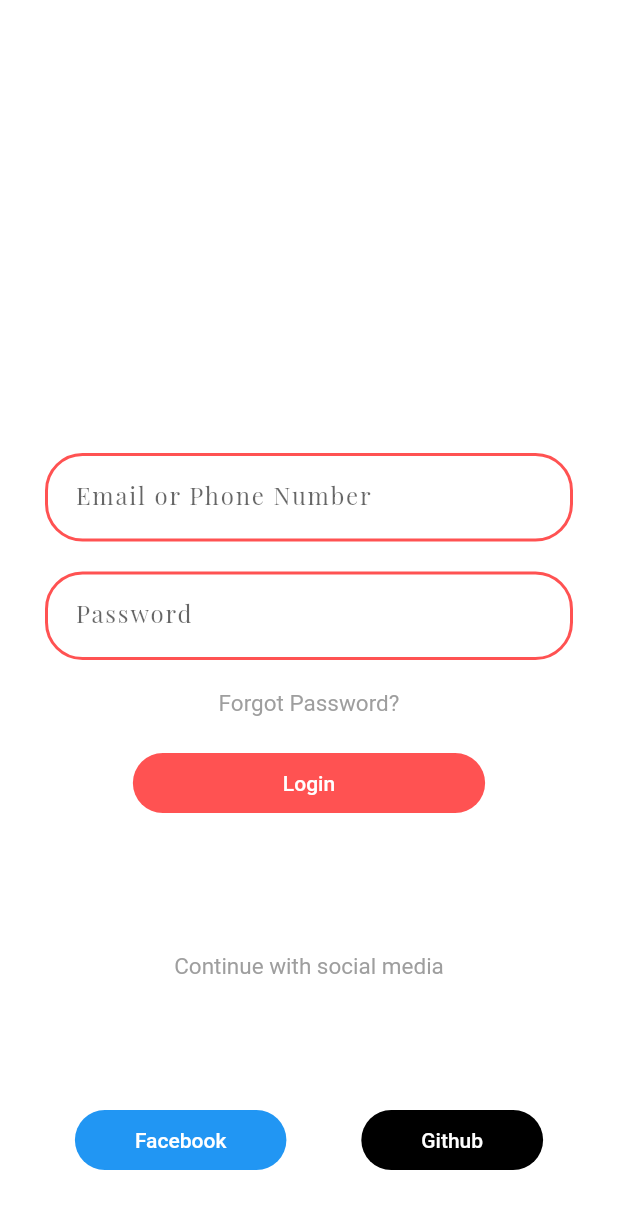
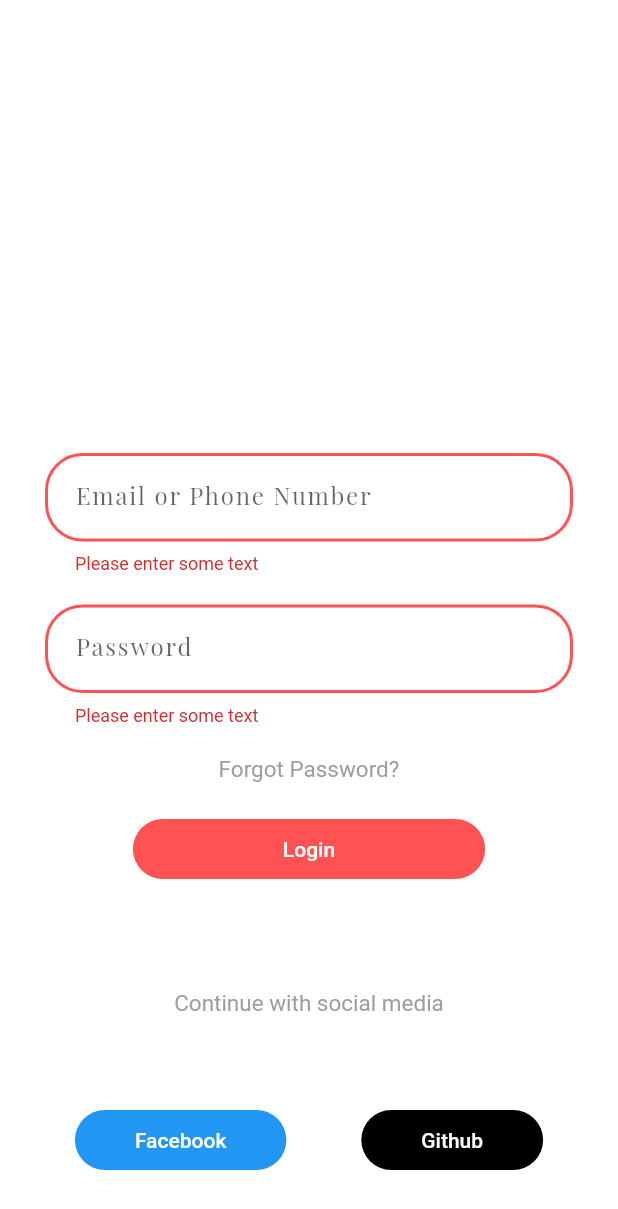
Before and after one commit to stephaniefash/flutter-login-ui-challenge, a Flutter app: the screen it shows after launch, after a tap on "Login", on a phone screen of 412 x 824 dp. Shown: the top 1209 px of the screen. Run offline on Flutter 3.47's test engine with Material 2 defaults, Android fonts, the phone set to English and light mode, and no system bars.

Commit message:
includes form validation

```diff
--- a/lib/login_page.dart
+++ b/lib/login_page.dart
@@ -29,15 +29,15 @@ class _LoginPageState extends State<LoginPage> {
                 mainAxisAlignment: MainAxisAlignment.spaceBetween,
                 children: [
                   SizedBox(
-                    height: 250,
+                    height: 300,
                     child: LoginForm(),
                   ),
                   customDefaultText(continueWithSocialText),
                   Row(
                     mainAxisAlignment: MainAxisAlignment.spaceEvenly,
                     children: [
-                      customButton(Colors.blue, facebookText, 40),
-                      customButton(Colors.black, githubText, 40),
+                      customButton(Colors.blue, facebookText, 40, null),
+                      customButton(Colors.black, githubText, 40, null),
                     ],
                   )
                 ],
--- a/lib/widgets/custom_widgets.dart
+++ b/lib/widgets/custom_widgets.dart
@@ -15,12 +15,12 @@ headerAndSubheadingWidget(String heading, String subheading) {
   );
 }
 
-customButton(Color color, String text, double horizontalPadding) {
+customButton(Color color, String text, double horizontalPadding, Function onPressed) {
   return FlatButton(
     padding: EdgeInsets.symmetric(vertical: 12, horizontal: horizontalPadding),
     shape: RoundedRectangleBorder(
         borderRadius: BorderRadius.circular(50.0)),
-    onPressed: () {},
+    onPressed: onPressed != null ? onPressed : (){},
     color: color,
     textColor: Colors.white,
     child: Text(text, style: TextStyle(fontSize: 14)),
--- a/lib/widgets/login_form.dart
+++ b/lib/widgets/login_form.dart
@@ -33,12 +33,18 @@ class LoginFormState extends State<LoginForm> {
                   SizedBox(height: 20),
                   customDefaultText(forgotPasswordText),
                   SizedBox(height: 20),
-                  customButton(Colors.redAccent, loginText, 100),
+                  customButton(Colors.redAccent, loginText, 100, _handleFormSubmission),
                 ],),),
           ),
         ),
       ),
     );
+  }
+
+  _handleFormSubmission(){
+    if (_formKey.currentState.validate()) {
+      print('submitted');
+    }
   }
 
   _singleTextField(String hintText, {hideText = false}) {
@@ -54,13 +60,13 @@ class LoginFormState extends State<LoginForm> {
         labelText: hintText,
         labelStyle: TextStyle(fontFamily: kPlayFairDisplayFont, letterSpacing: 1.2),
         contentPadding: EdgeInsets.fromLTRB(20,20,20,20),
-        focusedBorder: OutlineInputBorder(
+        border: OutlineInputBorder(
           borderRadius: BorderRadius.circular(25.0),
           borderSide: BorderSide(
             color: Colors.blue,
           ),
         ),
-        enabledBorder: OutlineInputBorder(
+        errorBorder: OutlineInputBorder(
           borderRadius: BorderRadius.circular(25.0),
           borderSide: BorderSide(
             color: Colors.redAccent,
```
